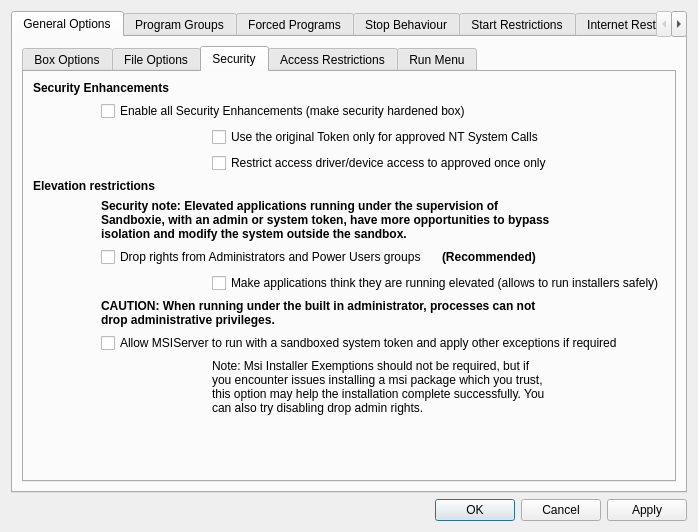
The window that SandboxiePlus/SandMan/Forms/OptionsWindow.ui (vaginessa/Sandboxie-crack-auto-build) describes before a commit, drawn with Qt 5.
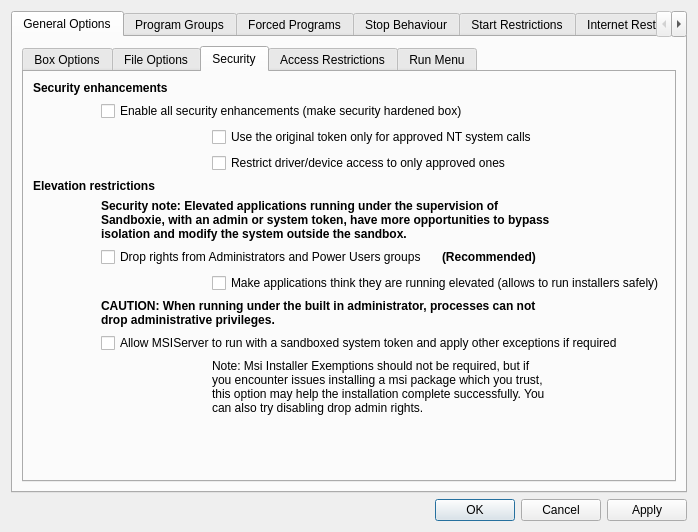
The same window after the commit. The open tabs and pages were chosen to show the change.

What changed in the file:
```diff
--- a/SandboxiePlus/SandMan/Forms/OptionsWindow.ui
+++ b/SandboxiePlus/SandMan/Forms/OptionsWindow.ui
@@ -519,14 +519,14 @@
                   <string>Protect the system from sandboxed processes</string>
                  </property>
                  <property name="text">
-                  <string>Security Enhancements</string>
+                  <string>Security enhancements</string>
                  </property>
                 </widget>
                </item>
                <item row="2" column="2" colspan="4">
                 <widget class="QCheckBox" name="chkLockDown">
                  <property name="text">
-                  <string>Use the original Token only for approved NT System Calls</string>
+                  <string>Use the original token only for approved NT system calls</string>
                  </property>
                 </widget>
                </item>
@@ -587,14 +587,14 @@
                <item row="3" column="2" colspan="4">
                 <widget class="QCheckBox" name="chkRestrictDevices">
                  <property name="text">
-                  <string>Restrict access driver/device access to approved once only</string>
+                  <string>Restrict driver/device access to only approved ones</string>
                  </property>
                 </widget>
                </item>
                <item row="1" column="1" colspan="5">
                 <widget class="QCheckBox" name="chkSecurityMode">
                  <property name="text">
-                  <string>Enable all Security Enhancements (make security hardened box)</string>
+                  <string>Enable all security enhancements (make security hardened box)</string>
                  </property>
                 </widget>
                </item>
```
Left out of the diff: 2 changed lines with no effect on the pictures.
